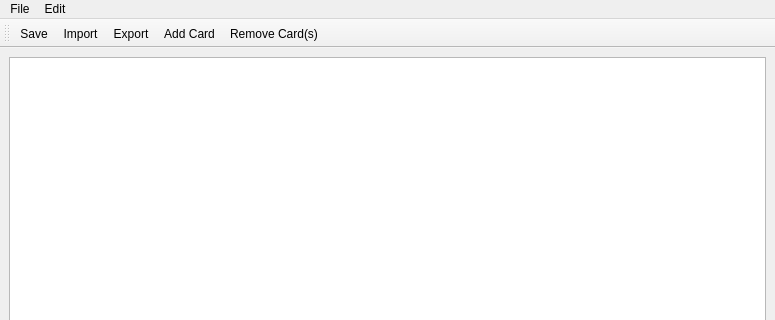
The window that src/mainwindow.ui (AnotherStranger/cah-fullformat-helper) describes before a commit, drawn with Qt 5; both pictures show x 0 to 775 and y 0 to 320 of the 775 by 600 pixel window.
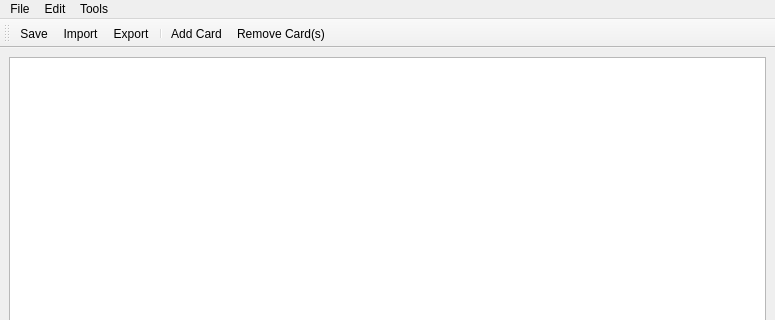
The same window after the commit. Icons and pictures are not drawn.

Commit message: Added tr() for Messages. Added a settings Dialog and a Class to store these settings.

Patch:
```diff
--- a/src/mainwindow.ui
+++ b/src/mainwindow.ui
@@ -60,8 +60,15 @@
     <addaction name="actionAdd_Card"/>
     <addaction name="actionRemove_Card_s"/>
    </widget>
+   <widget class="QMenu" name="menuTools">
+    <property name="title">
+     <string>Tools</string>
+    </property>
+    <addaction name="actionOptions"/>
+   </widget>
    <addaction name="menuCAH_Helper"/>
    <addaction name="menuEdit"/>
+   <addaction name="menuTools"/>
   </widget>
   <widget class="QStatusBar" name="statusbar"/>
   <widget class="QToolBar" name="toolBar">
@@ -77,6 +84,7 @@
    <addaction name="actionSpeichern"/>
    <addaction name="actionImport"/>
    <addaction name="actionExport"/>
+   <addaction name="separator"/>
    <addaction name="actionAdd_Card"/>
    <addaction name="actionRemove_Card_s"/>
   </widget>
```
Left out of the diff: 13 changed lines with no effect on the pictures. The commit also changes 16 other files.
